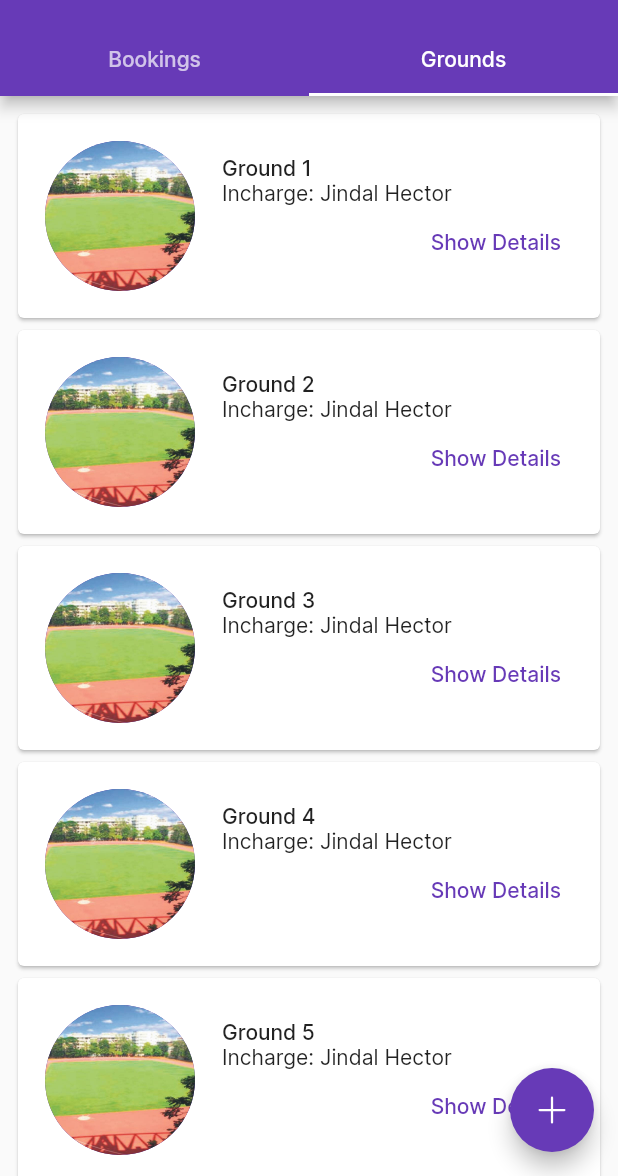
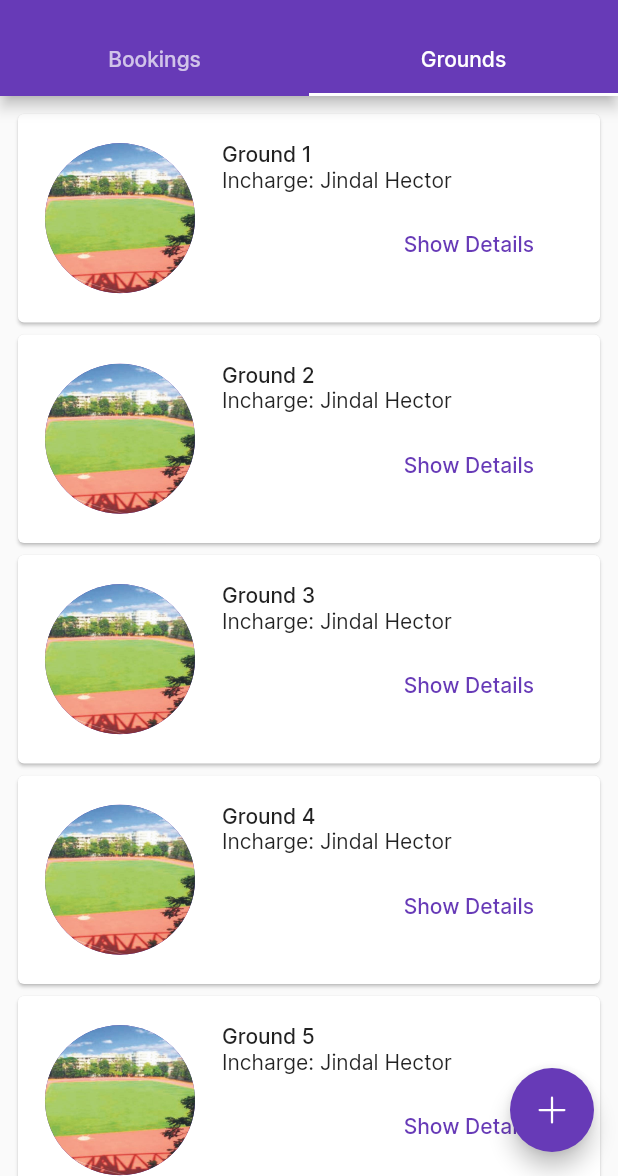
Before and after one commit to GautamVG/zschedule-front, a Flutter app: the screen it shows after launch, tab 2 chosen, on a phone screen of 412 x 824 dp, the part 60-1236 px from its top. Run offline on Flutter 3.47's test engine with Material 2 defaults, Android fonts, the phone set to English and light mode, and no system bars; our stand-ins replace phosphor_flutter.

Commit message:
Styling grounds page

```diff
--- a/lib/pages/grounds.dart
+++ b/lib/pages/grounds.dart
@@ -109,7 +109,10 @@ class GroundCard extends StatelessWidget {
                     children: [
                       const Spacer(),
                       TextButton(
-                        child: const Text("Show Details"),
+                        child: const Padding(
+                          padding: EdgeInsets.all(18),
+                          child: Text("Show Details"),
+                        ),
                         onPressed: () {
                           showDialog(context: context, builder: buildGroundDetailsDialog);
                         },
```
